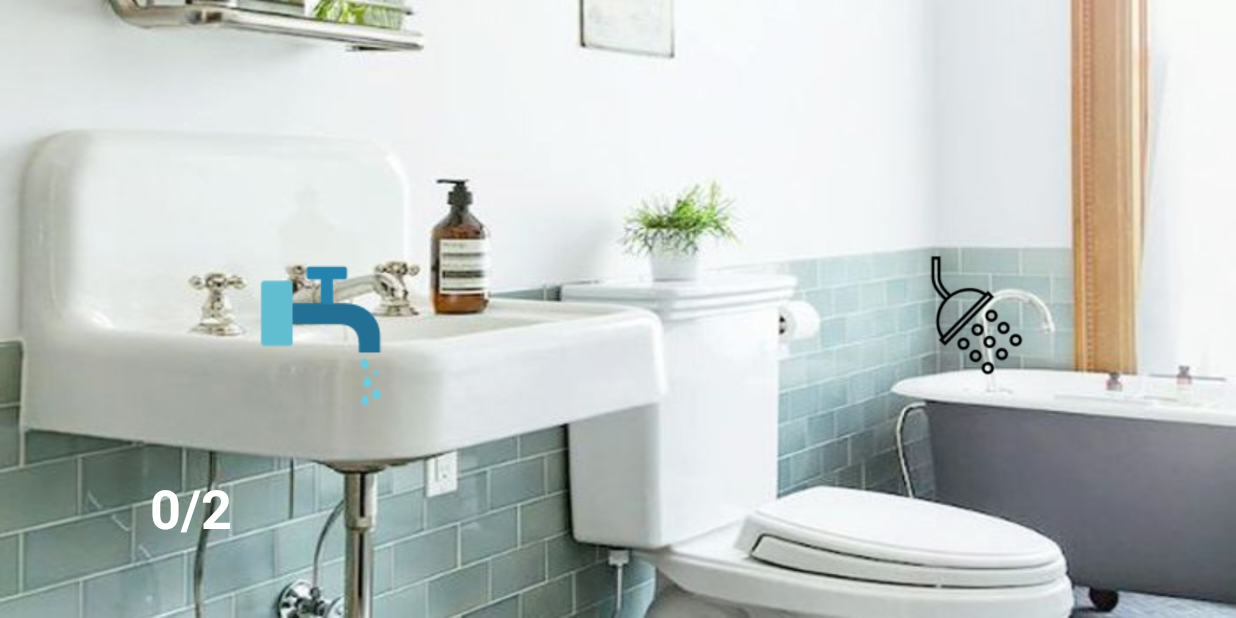
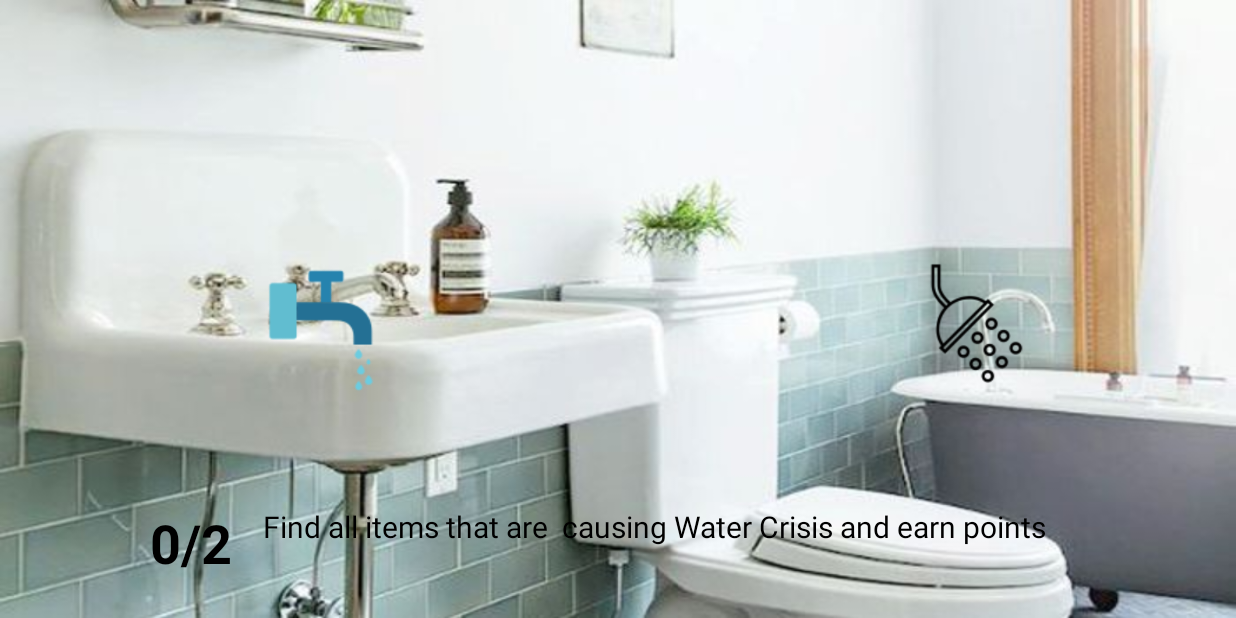
Before and after one commit to rahulbhat31/lets_wake_up, an Android app: the WaterCrisis screen opened directly, with no data from a screen before it, on a phone screen of 824 x 412 dp (held sideways). Run offline under Robolectric (Android 15) with nearby library versions, the light colour scheme and no system bars; 1 statement that could not run was skipped.

Commit message:
added tutorial

```diff
--- a/app/src/main/java/com/example/letswakeup/ImageQuestionActivity.java
+++ b/app/src/main/java/com/example/letswakeup/ImageQuestionActivity.java
@@ -360,7 +360,7 @@ public class ImageQuestionActivity extends AppCompatActivity implements SensorEv
         canGoToNext = false;
         if(questionNumber >2)
         {
-            Intent intent = new Intent(ImageQuestionActivity.this, GWGameSimulation1.class);
+            Intent intent = new Intent(ImageQuestionActivity.this, InstructionsPage.class);
             intent.putExtra(getString(R.string.question_type), questionType);
             startActivity(intent);
         }
--- a/app/src/main/res/layout/activity_gwgame_simulation1.xml
+++ b/app/src/main/res/layout/activity_gwgame_simulation1.xml
@@ -120,7 +120,7 @@
             android:id="@+id/tutGWGameTxt"
             android:layout_width="match_parent"
             android:layout_height="match_parent"
-            android:text="Find all items that are harming environment and earn points"
+            android:text="Find all items that are harming water and earn points"
             android:textSize="20dp"
             android:textAlignment="center"
             android:textColor="@color/colorFluorescentDark"/>
--- a/app/src/main/res/layout/activity_water_crisis.xml
+++ b/app/src/main/res/layout/activity_water_crisis.xml
@@ -10,7 +10,7 @@
 
     <LinearLayout
         android:layout_width="wrap_content"
-        android:layout_height="wrap_content"
+        android:layout_height="392dp"
         android:orientation="vertical"
         android:weightSum="5">
 
@@ -22,8 +22,7 @@
             android:layout_marginLeft="400dp"
             android:layout_marginTop="30dp"
             android:layout_marginRight="100dp"
-            android:layout_weight="1"
-            />
+            android:layout_weight="1" />
 
         <LinearLayout
             android:layout_width="wrap_content"
@@ -34,7 +33,7 @@
             <ImageView
                 android:id="@+id/runningTap"
                 android:layout_width="wrap_content"
-                android:layout_height="wrap_content"
+                android:layout_height="110dp"
                 android:layout_marginLeft="150dp"
                 android:layout_marginTop="30dp"
                 app:srcCompat="@drawable/tap" />
@@ -49,7 +48,6 @@
                 android:layout_weight="1"
                 android:rotation="270"
                 app:srcCompat="@drawable/shower" />
-
 
 
         </LinearLayout>
@@ -85,9 +83,19 @@
                 android:layout_width="wrap_content"
                 android:layout_height="wrap_content"
                 android:text="0/2"
-                android:textStyle="bold"
+                android:textColor="@color/colorBlack"
                 android:textSize="36dp"
-                android:textColor="@color/colorWhite" />
+                android:textStyle="bold" />
+
+            <TextView
+                android:id="@+id/tutGWGameTxt"
+                android:layout_width="match_parent"
+                android:layout_height="match_parent"
+                android:layout_marginLeft="20dp"
+                android:text="Find all items that are  causing Water Crisis and earn points"
+                android:textSize="20dp"
+                android:textAlignment="center"
+                android:textColor="@color/colorBlack"/>
         </LinearLayout>
 
 
```
Also changed, not shown: app/src/main/res/layout/activity_env_game.xml (+11 -1 lines), app/src/main/res/layout/activity_global_warming_game.xml (+12 -2 lines).
